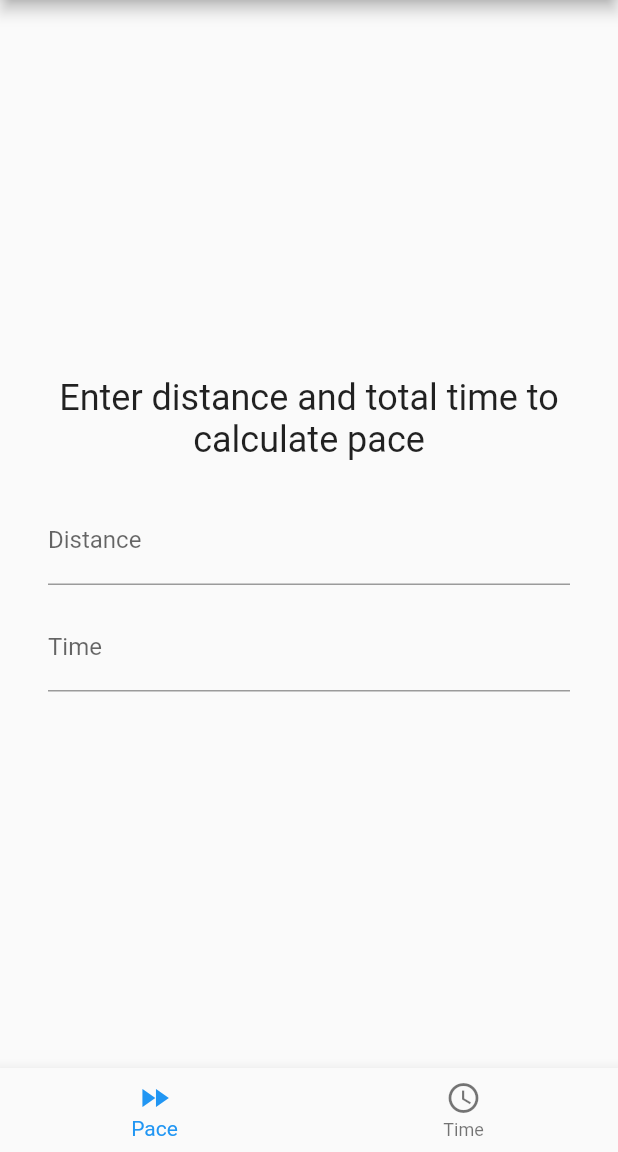
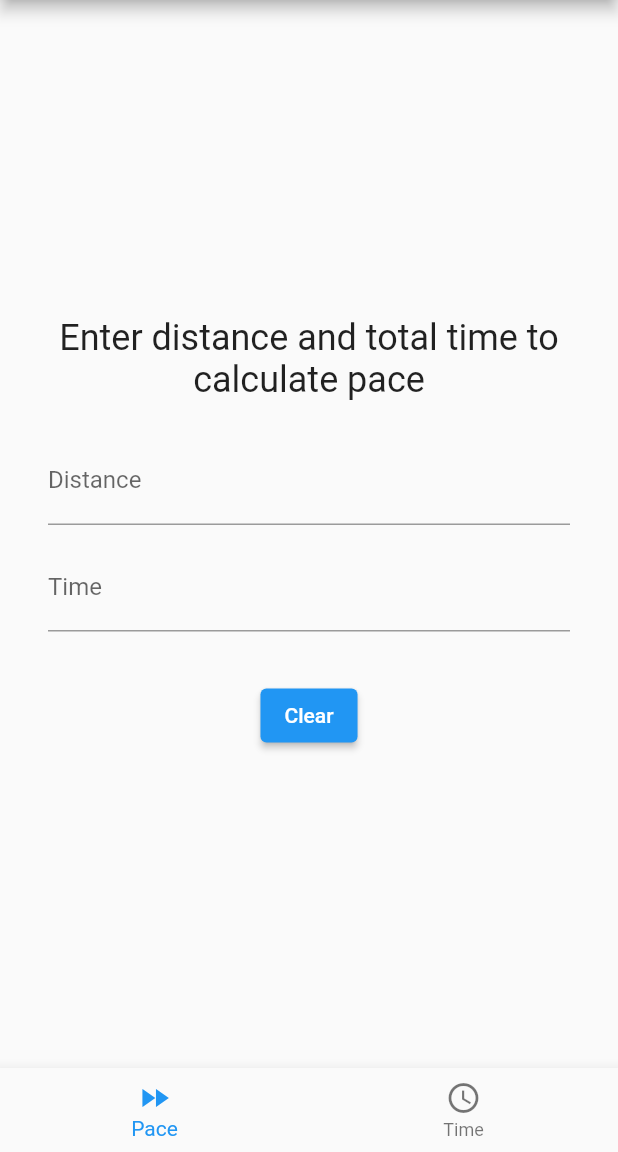
Before and after one commit to bmanley91/pace-setter-app, a Flutter app: the screen it shows after launch, on a phone screen of 412 x 824 dp, the part 84-1236 px from its top. Run offline on Flutter 3.47's test engine with Material 2 defaults, Android fonts, the light colour scheme and no system bars.

Commit message:
Added Clear button to forms (#8)
* Added clear button to pace calc

* Added clear button to total time calc

```diff
--- a/lib/widgets/calculator_field.dart
+++ b/lib/widgets/calculator_field.dart
@@ -7,14 +7,15 @@ class CalculatorField extends StatefulWidget {
   final String hint;
   final String label;
   final ValueChanged<String> onChanged;
+  final TextEditingController controller;
 
-  const CalculatorField({
-    super.key,
+  const CalculatorField(
+      {super.key,
       required this.value,
       required this.onChanged,
       required this.hint,
       required this.label,
-  });
+      required this.controller});
 
   @override
   State<StatefulWidget> createState() => _CalculatorFieldState();
@@ -33,7 +34,7 @@ class _CalculatorFieldState extends State<CalculatorField> {
             ),
             keyboardType: TextInputType.number,
             inputFormatters: [TimeTextInputFormatter()],
-        ));
+            controller: widget.controller));
   }
 }
 
--- /dev/null
+++ b/lib/widgets/clear_button.dart
@@ -0,0 +1,17 @@
+import 'package:flutter/material.dart';
+
+class ClearButton extends StatelessWidget {
+  final void Function() clearFunction;
+
+  const ClearButton({super.key, required this.clearFunction});
+
+  @override
+  Widget build(BuildContext context) {
+    return Padding(
+        padding: const EdgeInsets.only(top: 32),
+        child: ElevatedButton(
+          onPressed: () => clearFunction(),
+          child: const Text('Clear'),
+        ));
+  }
+}
--- a/lib/widgets/distance_field.dart
+++ b/lib/widgets/distance_field.dart
@@ -2,11 +2,10 @@ import 'package:flutter/material.dart';
 
 class DistanceField extends StatefulWidget {
   final ValueChanged<String> onChanged;
+  final TextEditingController controller;
 
-  const DistanceField({
-    super.key,
-    required this.onChanged,
-  });
+  const DistanceField(
+      {super.key, required this.onChanged, required this.controller});
 
   @override
   State<StatefulWidget> createState() => _DistanceFieldState();
@@ -24,6 +23,7 @@ class _DistanceFieldState extends State<DistanceField> {
             labelText: 'Distance',
           ),
           keyboardType: TextInputType.number,
+          controller: widget.controller,
         ));
   }
 }
--- a/lib/widgets/pace_calculator.dart
+++ b/lib/widgets/pace_calculator.dart
@@ -1,5 +1,6 @@
 import 'package:flutter/material.dart';
 import 'package:pace_tracker_app/widgets/calculator_field.dart';
+import 'package:pace_tracker_app/widgets/clear_button.dart';
 
 import '../util/calculators.dart';
 import '../util/validators.dart';
@@ -16,6 +17,9 @@ class _PaceCalculatorState extends State<PaceCalculator> {
   String _distance = '';
   String _time = '';
   String _pace = '';
+
+  final _distanceController = TextEditingController();
+  final _timeController = TextEditingController();
 
   bool _shouldCalcPace() {
     final distValid = isDistanceValid(_distance);
@@ -45,6 +49,16 @@ class _PaceCalculatorState extends State<PaceCalculator> {
     });
   }
 
+  void _clearAll() {
+    _distanceController.clear();
+    _timeController.clear();
+    setState(() {
+      _distance = '';
+      _pace = '';
+      _time = '';
+    });
+  }
+
   @override
   Widget build(BuildContext context) {
     return Form(
@@ -64,13 +78,17 @@ class _PaceCalculatorState extends State<PaceCalculator> {
             )),
         DistanceField(
           onChanged: _handleDistanceChanged,
+          controller: _distanceController,
         ),
         CalculatorField(
-          label: 'Time',
-          value: _time,
-          hint: 'Format hh:mm:ss',
-          onChanged: _handleTimeChanged,
-        ),
+            label: 'Time',
+            value: _time,
+            hint: 'Format hh:mm:ss',
+            onChanged: _handleTimeChanged,
+            controller: _timeController),
+        ClearButton(
+          clearFunction: () => _clearAll(),
+        )
       ],
     ));
   }
--- a/pubspec.yaml
+++ b/pubspec.yaml
@@ -3,7 +3,7 @@ description: A new Flutter project.
 
 publish_to: 'none'
 
-version: 1.0.0+1
+version: 1.0.1+2
 
 environment:
   sdk: '>=2.18.5 <3.0.0'
```
Also changed, not shown: lib/widgets/time_calculator.dart (+21 -5 lines). Lines whose indentation alone changed are shown as unchanged.
